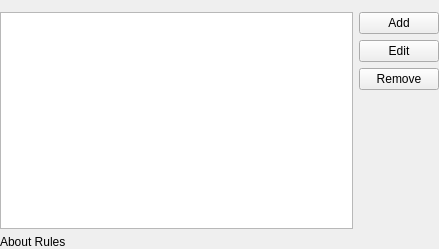
Qt form dynamic/dynamicrules.ui (polpo/cantata-mac) before a commit.
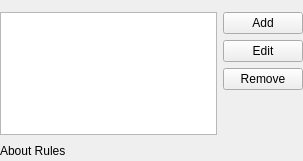
The same form after that commit. Custom widgets are drawn as their Qt base class.

Commit message: Better url-label area

Patch:
```diff
--- a/dynamic/dynamicrules.ui
+++ b/dynamic/dynamicrules.ui
@@ -6,8 +6,8 @@
    <rect>
     <x>0</x>
     <y>0</y>
-    <width>439</width>
-    <height>249</height>
+    <width>303</width>
+    <height>161</height>
    </rect>
   </property>
   <layout class="QVBoxLayout" name="verticalLayout">
@@ -37,31 +37,38 @@
       <property name="margin">
        <number>0</number>
       </property>
-      <item row="0" column="0" rowspan="4">
-       <widget class="ListView" name="rulesList"/>
+      <item row="0" column="0" rowspan="4" colspan="2">
+       <widget class="ListView" name="rulesList">
+        <property name="sizePolicy">
+         <sizepolicy hsizetype="Expanding" vsizetype="Expanding">
+          <horstretch>1</horstretch>
+          <verstretch>0</verstretch>
+         </sizepolicy>
+        </property>
+       </widget>
       </item>
-      <item row="0" column="1">
+      <item row="0" column="2">
        <widget class="QPushButton" name="addBtn">
         <property name="text">
          <string>Add</string>
         </property>
        </widget>
       </item>
-      <item row="1" column="1">
+      <item row="1" column="2">
        <widget class="QPushButton" name="editBtn">
         <property name="text">
          <string>Edit</string>
         </property>
        </widget>
       </item>
-      <item row="2" column="1">
+      <item row="2" column="2">
        <widget class="QPushButton" name="removeBtn">
         <property name="text">
          <string>Remove</string>
         </property>
        </widget>
       </item>
-      <item row="3" column="1">
+      <item row="3" column="2">
        <spacer name="verticalSpacer">
         <property name="orientation">
          <enum>Qt::Vertical</enum>
@@ -76,11 +83,30 @@
       </item>
       <item row="4" column="0">
        <widget class="UrlLabel" name="aboutLabel">
+        <property name="sizePolicy">
+         <sizepolicy hsizetype="Maximum" vsizetype="Preferred">
+          <horstretch>0</horstretch>
+          <verstretch>0</verstretch>
+         </sizepolicy>
+        </property>
         <property name="text">
          <string>About Rules</string>
         </property>
        </widget>
       </item>
+      <item row="4" column="1" colspan="2">
+       <spacer name="horizontalSpacer">
+        <property name="orientation">
+         <enum>Qt::Horizontal</enum>
+        </property>
+        <property name="sizeHint" stdset="0">
+         <size>
+          <width>220</width>
+          <height>20</height>
+         </size>
+        </property>
+       </spacer>
+      </item>
      </layout>
     </widget>
    </item>
```
The commit also changes 1 other file.
